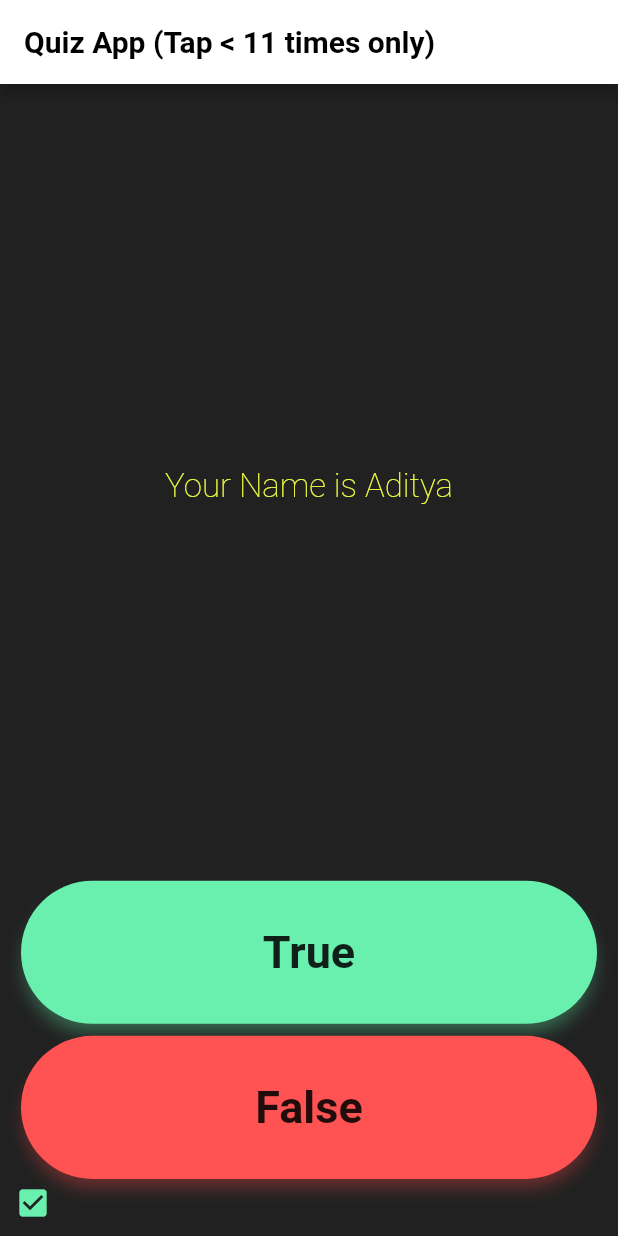
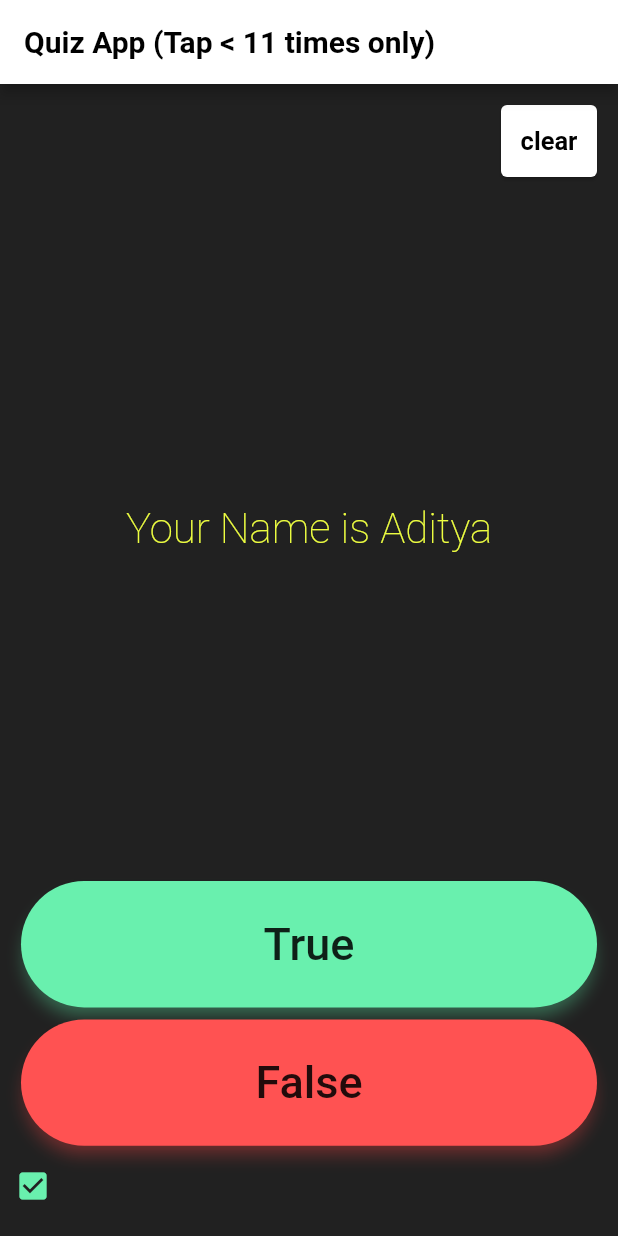
Before and after one commit to Programer3/quizzler, a Flutter app: the screen it shows after launch, after a tap on "True", on a phone screen of 412 x 824 dp. Run offline on Flutter 3.47's test engine with Material 2 defaults, Android fonts, the phone set to English and light mode, and no system bars; our stand-ins replace audioplayers, google_fonts; Roboto replaces fonts that are missing (Codystar, Fredoka One).

Commit message:
added sound,fonts and slidebar and clear button

```diff
--- a/lib/main.dart
+++ b/lib/main.dart
@@ -1,7 +1,8 @@
 import 'package:flutter/material.dart';
-// import 'package:flutter/rendering.dart';
+import 'package:flutter/rendering.dart';
 import 'questionlistandanswerchecker.dart';
 import 'questionsclassandcrashpreventer.dart';
+import 'package:google_fonts/google_fonts.dart';
 
 int questionnumber = 0;
 
@@ -75,12 +76,12 @@ class _QuizAreaState extends State<QuizArea> {
           },
           child: Text(
             '$showntext',
-              style: TextStyle(
+            style: GoogleFonts.breeSerif(
               color: Colors.black87,
               fontSize: 30,
-                fontWeight: FontWeight.bold,
             ),
-            )),
+          ),
+        ),
         color: colour,
       ),
     );
@@ -92,13 +93,36 @@ class _QuizAreaState extends State<QuizArea> {
       crossAxisAlignment: CrossAxisAlignment.stretch,
       mainAxisAlignment: MainAxisAlignment.spaceBetween,
       children: [
+        Row(
+          mainAxisAlignment: MainAxisAlignment.end,
+          children: [
+            Card(
+              child: TextButton(
+                onPressed: () {
+                  setState(() {
+                    questionnumber = 0;
+                    scorekeeper.clear();
+                  });
+                },
+                child: Text(
+                  'clear',
+                  style: GoogleFonts.codystar(
+                    color: Colors.black,
+                    fontWeight: FontWeight.w700,
+                    fontSize: 17,
+                  ),
+                ),
+              ),
+            ),
+          ],
+        ),
         Expanded(
           flex: 5 * 2,
           child: Center(
             child: Text(
               quizbrain.getQuestiontext(questionnumber),
-              style: TextStyle(
-                fontSize: 22,
+              style: GoogleFonts.fredokaOne(
+                fontSize: 28,
                 fontWeight: FontWeight.w200,
                 color: Colors.limeAccent,
               ),
@@ -107,8 +131,14 @@ class _QuizAreaState extends State<QuizArea> {
         ),
         button(colour: Colors.greenAccent, ans: true, showntext: 'True'),
         button(colour: Colors.redAccent, ans: false, showntext: 'False'),
-        Row(
+        Expanded(
+          child: SingleChildScrollView(
+            scrollDirection: Axis.horizontal,
+            child: Row(
+              mainAxisAlignment: MainAxisAlignment.start,
               children: scorekeeper,
+            ),
+          ),
         ),
       ],
     );
--- a/lib/questionsclassandcrashpreventer.dart
+++ b/lib/questionsclassandcrashpreventer.dart
@@ -1,5 +1,6 @@
 import 'package:flutter/material.dart';
 import 'main.dart';
+import 'package:audioplayers/audioplayers.dart';
 
 class Question {
   late String questiontext;
@@ -10,10 +11,15 @@ class Question {
   }
 }
 
+void audio(String audioname) {
+  final player = AudioCache();
+  player.play('$audioname.mp3');
+}
+
 void anschecker(bool answer) {
-  if (questionnumber < 12 || questionnumber == 11) {
   bool correctans = quizbrain.getQuestionans(questionnumber);
   if (correctans == answer) {
+    audio('Correct-sound-effect');
     scorekeeper.add(
       Icon(
         Icons.check_box,
@@ -21,6 +27,7 @@ void anschecker(bool answer) {
       ),
     );
   } else {
+    audio('Wrong-answer-sound-effect');
     scorekeeper.add(
       Icon(
         Icons.cancel,
@@ -28,5 +35,4 @@ void anschecker(bool answer) {
       ),
     );
   }
-  } else {}
 }
```
Also changed, not shown: pubspec.yaml (+13 -0 lines), fonts/BreeSerif-Regular.ttf (added), fonts/FredokaOne-Regular.ttf (added), pubspec.lock, 3 other files. Lines whose indentation alone changed are shown as unchanged.
